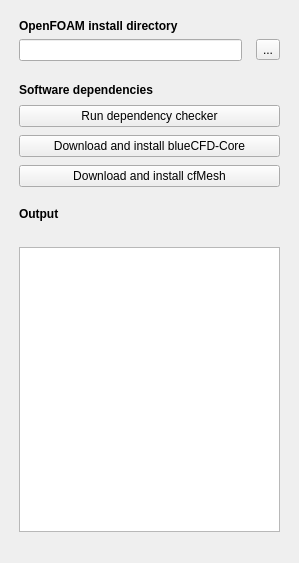
Old version of the form CfdPreferencePage.ui in the repository jaheyns/CfdOF.
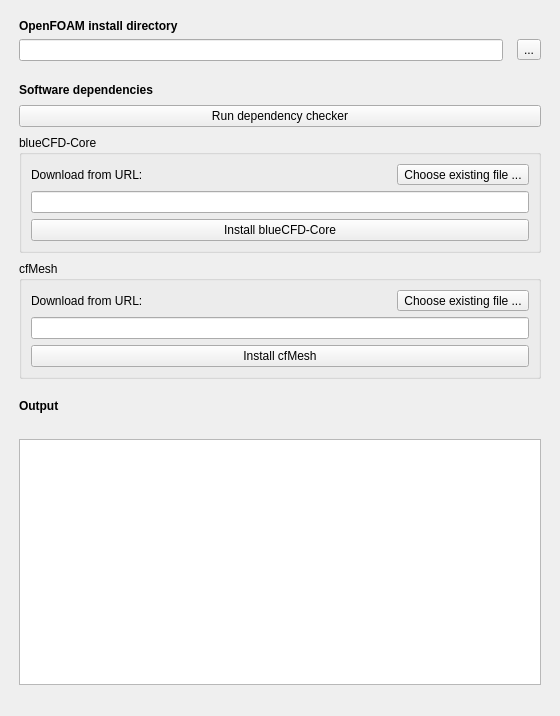
New version of the form.

Commit message: CFD: Use BlueCFD 2017 and dev version of cfMesh for OpenFOAM 5

The edit to the form file:
```diff
--- a/CfdPreferencePage.ui
+++ b/CfdPreferencePage.ui
@@ -6,8 +6,8 @@
    <rect>
     <x>0</x>
     <y>0</y>
-    <width>299</width>
-    <height>563</height>
+    <width>560</width>
+    <height>716</height>
    </rect>
   </property>
   <property name="windowTitle">
@@ -107,17 +107,69 @@
       </widget>
      </item>
      <item row="2" column="0">
-      <widget class="QPushButton" name="pb_download_install_blueCFD">
-       <property name="text">
-        <string>Download and install blueCFD-Core</string>
+      <widget class="QGroupBox" name="groupBox">
+       <property name="title">
+        <string>blueCFD-Core</string>
        </property>
+       <layout class="QGridLayout" name="gridLayout_3">
+        <item row="2" column="0" colspan="2">
+         <widget class="QLineEdit" name="le_bluecfd_url"/>
+        </item>
+        <item row="1" column="0">
+         <widget class="QLabel" name="label_2">
+          <property name="text">
+           <string>Download from URL:</string>
+          </property>
+         </widget>
+        </item>
+        <item row="1" column="1">
+         <widget class="QToolButton" name="tb_pick_bluecfd_file">
+          <property name="text">
+           <string>Choose existing file ...</string>
+          </property>
+         </widget>
+        </item>
+        <item row="3" column="0" colspan="2">
+         <widget class="QPushButton" name="pb_download_install_blueCFD">
+          <property name="text">
+           <string>Install blueCFD-Core</string>
+          </property>
+         </widget>
+        </item>
+       </layout>
       </widget>
      </item>
-     <item row="3" column="0">
-      <widget class="QPushButton" name="pb_download_install_cfMesh">
-       <property name="text">
-        <string>Download and install cfMesh</string>
+     <item row="5" column="0">
+      <widget class="QGroupBox" name="groupBox_2">
+       <property name="title">
+        <string>cfMesh</string>
        </property>
+       <layout class="QGridLayout" name="gridLayout_4">
+        <item row="1" column="0">
+         <widget class="QLabel" name="label_3">
+          <property name="text">
+           <string>Download from URL:</string>
+          </property>
+         </widget>
+        </item>
+        <item row="2" column="0" colspan="2">
+         <widget class="QLineEdit" name="le_cfmesh_url"/>
+        </item>
+        <item row="1" column="1">
+         <widget class="QToolButton" name="tb_pick_cfmesh_file">
+          <property name="text">
+           <string>Choose existing file ...</string>
+          </property>
+         </widget>
+        </item>
+        <item row="3" column="0" colspan="2">
+         <widget class="QPushButton" name="pb_download_install_cfMesh">
+          <property name="text">
+           <string>Install cfMesh</string>
+          </property>
+         </widget>
+        </item>
+       </layout>
       </widget>
      </item>
     </layout>
```
Left out of the diff: 32 changed lines with no effect on the pictures. The commit also changes 3 other files.
